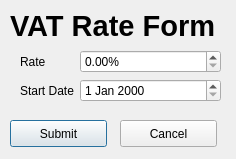
Old version of the form dialogs/vatrate/VatRateForm.ui in the repository supermaximo93/Computing_Project.
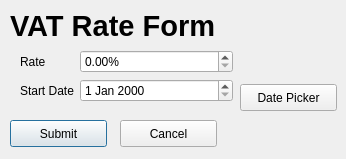
New version of the form.

Commit message: Added date picker buttons to forms where appropriate

Patch:
```diff
--- a/dialogs/vatrate/VatRateForm.ui
+++ b/dialogs/vatrate/VatRateForm.ui
@@ -6,7 +6,7 @@
    <rect>
     <x>0</x>
     <y>0</y>
-    <width>236</width>
+    <width>346</width>
     <height>159</height>
    </rect>
   </property>
@@ -18,11 +18,14 @@
     <rect>
      <x>20</x>
      <y>50</y>
-     <width>201</width>
-     <height>62</height>
+     <width>213</width>
+     <height>71</height>
     </rect>
    </property>
    <layout class="QFormLayout" name="formLayout">
+    <property name="fieldGrowthPolicy">
+     <enum>QFormLayout::AllNonFixedFieldsGrow</enum>
+    </property>
     <item row="0" column="0">
      <widget class="QLabel" name="label_vatRate">
       <property name="text">
@@ -98,6 +101,19 @@
     <string>Cancel</string>
    </property>
   </widget>
+  <widget class="QPushButton" name="pushButton_datePicker">
+   <property name="geometry">
+    <rect>
+     <x>240</x>
+     <y>84</y>
+     <width>97</width>
+     <height>27</height>
+    </rect>
+   </property>
+   <property name="text">
+    <string>Date Picker</string>
+   </property>
+  </widget>
  </widget>
  <resources/>
  <connections/>
```
Left out of the diff: 20 changed lines with no effect on the pictures. The commit also changes 11 other files.
